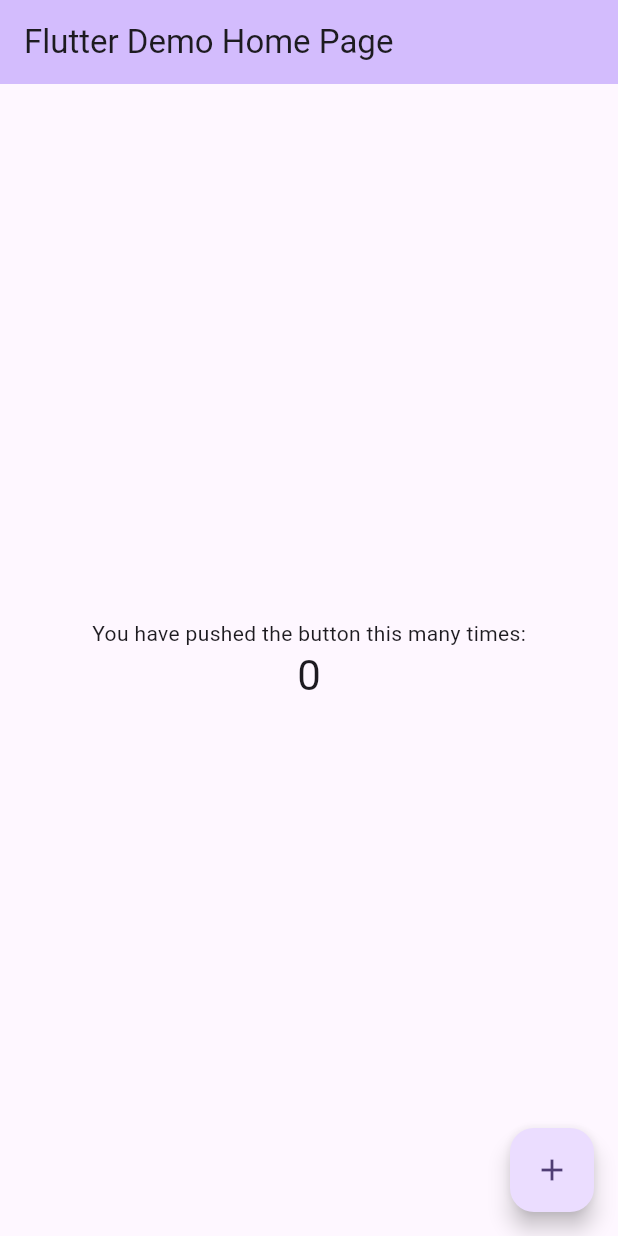
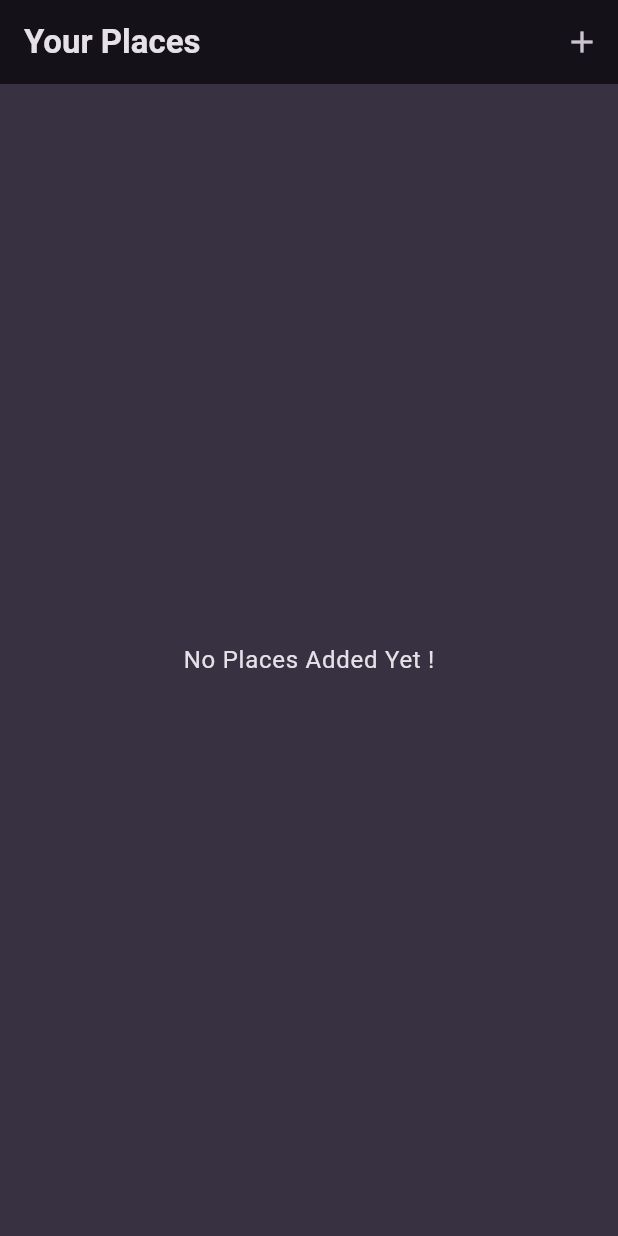
Before and after one commit to anmol420/FavoritePlacesApp-In-Flutter, a Flutter app: the screen it shows after launch, on a phone screen of 412 x 824 dp. Run offline on Flutter 3.47's test engine with Material 3 defaults, Android fonts, the phone set to English and light mode, and no system bars; our stand-ins replace google_fonts.

Commit message:
Added PlacesList Screen

```diff
--- a/lib/main.dart
+++ b/lib/main.dart
@@ -1,125 +1,47 @@
 import 'package:flutter/material.dart';
+import 'package:google_fonts/google_fonts.dart';
+
+import 'package:favorite_places_app/screens/places.dart';
+
+final colorScheme = ColorScheme.fromSeed(
+  brightness: Brightness.dark,
+  seedColor: const Color.fromARGB(255, 102, 6, 247),
+  background: const Color.fromARGB(255, 56, 49, 66),
+);
+
+final theme = ThemeData().copyWith(
+  //useMaterial3: true,
+  scaffoldBackgroundColor: colorScheme.background,
+  colorScheme: colorScheme,
+  textTheme: GoogleFonts.ubuntuCondensedTextTheme().copyWith(
+    titleSmall: GoogleFonts.ubuntuCondensed(
+      fontWeight: FontWeight.bold,
+    ),
+    titleMedium: GoogleFonts.ubuntuCondensed(
+      fontWeight: FontWeight.bold,
+    ),
+    titleLarge: GoogleFonts.ubuntuCondensed(
+      fontWeight: FontWeight.bold,
+    ),
+  ),
+);
 
 void main() {
-  runApp(const MyApp());
+  runApp(
+      const MyApp(),
+  );
 }
 
 class MyApp extends StatelessWidget {
-  const MyApp({super.key});
+  const MyApp({Key? key}) : super(key: key);
 
-  // This widget is the root of your application.
   @override
   Widget build(BuildContext context) {
     return MaterialApp(
-      title: 'Flutter Demo',
-      theme: ThemeData(
-        // This is the theme of your application.
-        //
-        // TRY THIS: Try running your application with "flutter run". You'll see
-        // the application has a purple toolbar. Then, without quitting the app,
-        // try changing the seedColor in the colorScheme below to Colors.green
-        // and then invoke "hot reload" (save your changes or press the "hot
-        // reload" button in a Flutter-supported IDE, or press "r" if you used
-        // the command line to start the app).
-        //
-        // Notice that the counter didn't reset back to zero; the application
-        // state is not lost during the reload. To reset the state, use hot
-        // restart instead.
-        //
-        // This works for code too, not just values: Most code changes can be
-        // tested with just a hot reload.
-        colorScheme: ColorScheme.fromSeed(seedColor: Colors.deepPurple),
-        useMaterial3: true,
-      ),
-      home: const MyHomePage(title: 'Flutter Demo Home Page'),
+      debugShowCheckedModeBanner: false,
+      title: 'Great Places',
+      theme: theme,
+      home: const PlacesScreen(),
     );
   }
 }
-
-class MyHomePage extends StatefulWidget {
-  const MyHomePage({super.key, required this.title});
-
-  // This widget is the home page of your application. It is stateful, meaning
-  // that it has a State object (defined below) that contains fields that affect
-  // how it looks.
-
-  // This class is the configuration for the state. It holds the values (in this
-  // case the title) provided by the parent (in this case the App widget) and
-  // used by the build method of the State. Fields in a Widget subclass are
-  // always marked "final".
-
-  final String title;
-
-  @override
-  State<MyHomePage> createState() => _MyHomePageState();
-}
-
-class _MyHomePageState extends State<MyHomePage> {
-  int _counter = 0;
-
-  void _incrementCounter() {
-    setState(() {
-      // This call to setState tells the Flutter framework that something has
-      // changed in this State, which causes it to rerun the build method below
-      // so that the display can reflect the updated values. If we changed
-      // _counter without calling setState(), then the build method would not be
-      // called again, and so nothing would appear to happen.
-      _counter++;
-    });
-  }
-
-  @override
-  Widget build(BuildContext context) {
-    // This method is rerun every time setState is called, for instance as done
-    // by the _incrementCounter method above.
-    //
-    // The Flutter framework has been optimized to make rerunning build methods
-    // fast, so that you can just rebuild anything that needs updating rather
-    // than having to individually change instances of widgets.
-    return Scaffold(
-      appBar: AppBar(
-        // TRY THIS: Try changing the color here to a specific color (to
-        // Colors.amber, perhaps?) and trigger a hot reload to see the AppBar
-        // change color while the other colors stay the same.
-        backgroundColor: Theme.of(context).colorScheme.inversePrimary,
-        // Here we take the value from the MyHomePage object that was created by
-        // the App.build method, and use it to set our appbar title.
-        title: Text(widget.title),
-      ),
-      body: Center(
-        // Center is a layout widget. It takes a single child and positions it
-        // in the middle of the parent.
-        child: Column(
-          // Column is also a layout widget. It takes a list of children and
-          // arranges them vertically. By default, it sizes itself to fit its
-          // children horizontally, and tries to be as tall as its parent.
-          //
-          // Column has various properties to control how it sizes itself and
-          // how it positions its children. Here we use mainAxisAlignment to
-          // center the children vertically; the main axis here is the vertical
-          // axis because Columns are vertical (the cross axis would be
-          // horizontal).
-          //
-          // TRY THIS: Invoke "debug painting" (choose the "Toggle Debug Paint"
-          // action in the IDE, or press "p" in the console), to see the
-          // wireframe for each widget.
-          mainAxisAlignment: MainAxisAlignment.center,
-          children: <Widget>[
-            const Text(
-              'You have pushed the button this many times:',
-            ),
-            Text(
-              '$_counter',
-              style: Theme.of(context).textTheme.headlineMedium,
-            ),
-          ],
-        ),
-      ),
-      floatingActionButton: FloatingActionButton(
-        onPressed: _incrementCounter,
-        tooltip: 'Increment',
-        child: const Icon(Icons.add),
-      ), // This trailing comma makes auto-formatting nicer for build methods.
-    );
-  }
-}
--- /dev/null
+++ b/lib/screens/places.dart
@@ -0,0 +1,27 @@
+import 'package:flutter/material.dart';
+
+import 'package:favorite_places_app/widgets/places_list.dart';
+
+class PlacesScreen extends StatelessWidget {
+  const PlacesScreen({super.key});
+
+  @override
+  Widget build(BuildContext context) {
+    return Scaffold(
+      appBar: AppBar(
+        title: const Text('Your Places'),
+        actions: [
+          IconButton(
+            onPressed: () {},
+            icon: const Icon(
+              Icons.add,
+            ),
+          ),
+        ],
+      ),
+      body: const PlacesList(
+        places: [],
+      ),
+    );
+  }
+}
--- /dev/null
+++ b/lib/widgets/places_list.dart
@@ -0,0 +1,35 @@
+import 'package:flutter/material.dart';
+
+import 'package:favorite_places_app/models/place.dart';
+
+class PlacesList extends StatelessWidget {
+  const PlacesList({super.key, required this.places});
+
+  final List<Place> places;
+
+  @override
+  Widget build(BuildContext context) {
+    if (places.isEmpty) {
+      return Center(
+        child: Text(
+          'No Places Added Yet !',
+          style: Theme.of(context).textTheme.bodyLarge!.copyWith(
+                color: Theme.of(context).colorScheme.onBackground,
+              ),
+        ),
+      );
+    }
+
+    return ListView.builder(
+      itemCount: places.length,
+      itemBuilder: (ctx, index) => ListTile(
+        title: Text(
+          places[index].title,
+          style: Theme.of(context).textTheme.titleMedium!.copyWith(
+                color: Theme.of(context).colorScheme.onBackground,
+              ),
+        ),
+      ),
+    );
+  }
+}
```
